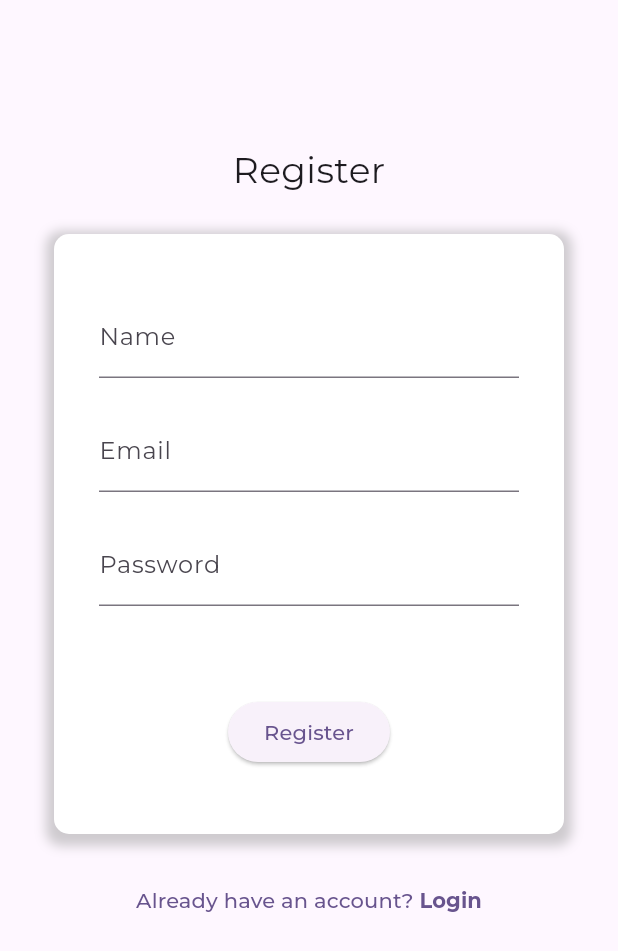
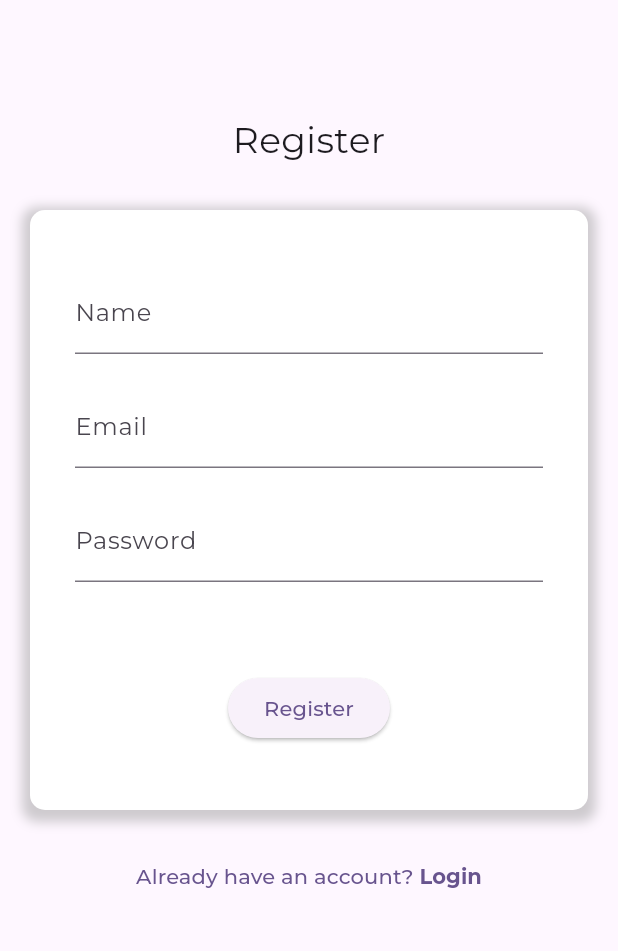
Before and after one commit to dartm05/SafetyApp, a Flutter app: the screen it shows after launch, after a tap on "Register", on a phone screen of 412 x 824 dp. Shown: the top 951 px of the screen. Run offline on Flutter 3.47's test engine with Material 3 defaults, Android fonts, the phone set to English and light mode, and no system bars; our stand-ins replace go_router, google_fonts, shared_preferences.

Commit message:
Fix views for mobile devices

```diff
--- a/lib/src/features/login/screens/login.dart
+++ b/lib/src/features/login/screens/login.dart
@@ -18,18 +18,27 @@ class LoginPage extends StatelessWidget {
 
     return Scaffold(
       body: Center(
-        child: Padding(
-          padding: const EdgeInsets.all(16.0),
-          child: Padding(
+        child: ListView(
+          children: [
+            const Padding(
+              padding: EdgeInsets.only(top: 20.0, bottom: 20),
+              child: Center(
+                child: Text(
+                  'Login',
+                  style: TextStyle(fontSize: 24),
+                ),
+              ),
+            ),
+            Padding(
               padding: const EdgeInsets.symmetric(horizontal: 20, vertical: 10),
               child: Form(
                 key: _formKey,
+                child: Column(
+                  mainAxisAlignment: MainAxisAlignment.center,
+                  children: [
+                    Center(
                       child: UserForm(
                         widgetList: [
-                  Text(
-                    'Login',
-                    style: Theme.of(context).textTheme.headlineSmall,
-                  ),
                           sizedBox,
                           TextFormField(
                             controller: emailController,
@@ -92,7 +101,11 @@ class LoginPage extends StatelessWidget {
                         ),
                       ),
                     ),
+                  ],
                 ),
+              ),
+            ),
+          ],
         ),
       ),
     );
--- a/lib/src/features/login/screens/register.dart
+++ b/lib/src/features/login/screens/register.dart
@@ -22,18 +22,19 @@ class _RegisterFormState extends State<RegisterForm> {
   Widget build(BuildContext context) {
     const sizedBox = SizedBox(height: 20);
     return Scaffold(
-      body: Column(
+      body: ListView(
+        shrinkWrap: true,
         children: [
           const Padding(
-            padding: EdgeInsets.only(top: 40.0),
+            padding: EdgeInsets.only(top: 20.0, bottom: 20),
+            child: Center(
               child: Text(
                 'Register',
                 style: TextStyle(fontSize: 24),
               ),
             ),
+          ),
           Padding(
-            padding: const EdgeInsets.all(16.0),
-            child: Padding(
             padding: const EdgeInsets.symmetric(horizontal: 20, vertical: 10),
             child: Form(
               key: _formKey,
@@ -134,7 +135,6 @@ class _RegisterFormState extends State<RegisterForm> {
               ),
             ),
           ),
-          ),
         ],
       ),
     );
--- a/lib/src/features/login/widgets/user_form.dart
+++ b/lib/src/features/login/widgets/user_form.dart
@@ -21,7 +21,8 @@ class _UserFormState extends State<UserForm> {
     return Container(
       width: MediaQuery.of(context).size.width - 200,
       height: MediaQuery.of(context).size.height - 500,
-      constraints: const BoxConstraints(maxWidth: 600, minWidth: 400,minHeight: 400),
+      constraints: const BoxConstraints(
+          maxWidth: 600, minWidth: 400, minHeight: 400, maxHeight: 400),
       decoration: BoxDecoration(
         color: Colors.white,
         borderRadius: BorderRadius.circular(10),
```
Also changed, not shown: lib/src/features/chat/screens/chat.dart (+11 -3 lines), lib/src/features/form/screens/form.dart (+8 -5 lines). Lines whose indentation alone changed are shown as unchanged.
